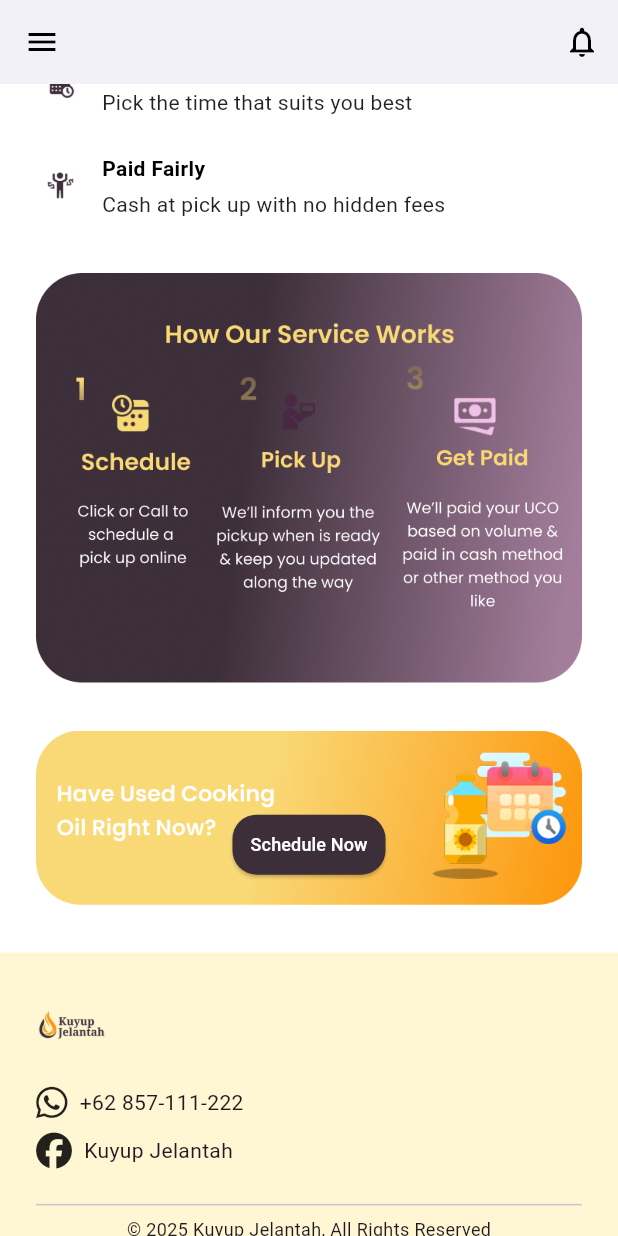
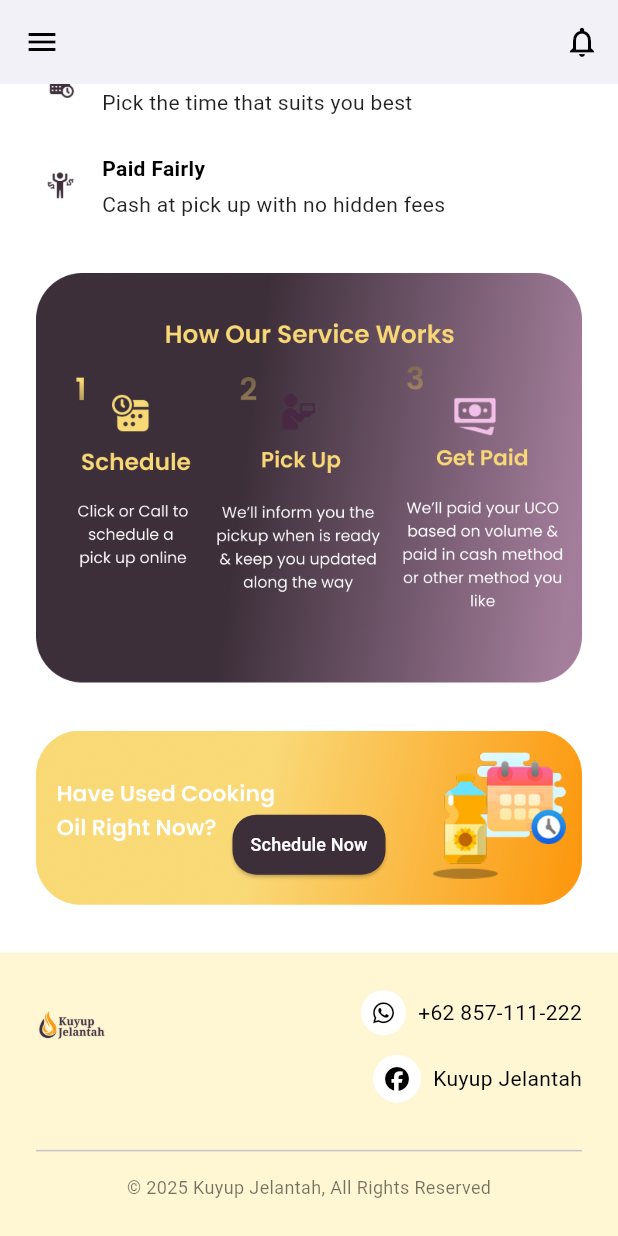
Before and after one commit to bask4ra/kuyupjelantah-mobile, a Flutter app: the DashboardScreen screen opened directly, scrolled down 326 dp, on a phone screen of 412 x 824 dp. Run offline on Flutter 3.47's test engine with Material 3 defaults, Android fonts, the phone set to English and light mode, and no system bars; our stand-ins replace cloud_firestore, firebase_auth, firebase_core, fl_chart, font_awesome_flutter; accounts and stored records are empty.

Commit message:
FIx History n Schedule

```diff
--- a/lib/pages/dashboard_screen.dart
+++ b/lib/pages/dashboard_screen.dart
@@ -1,6 +1,7 @@
 import 'package:flutter/material.dart';
 import 'package:font_awesome_flutter/font_awesome_flutter.dart';
 import '../components/side_drawer.dart';
+import 'schedule_page.dart'; // Import halaman SchedulePage
 
 class DashboardScreen extends StatelessWidget {
   const DashboardScreen({super.key});
@@ -105,7 +106,10 @@ class DashboardScreen extends StatelessWidget {
                           ),
                         ),
                         onPressed: () {
-                          // TODO: Navigasi ke halaman Schedule
+                          Navigator.push(
+                            context,
+                            MaterialPageRoute(builder: (context) => const SchedulePage()),
+                          );
                         },
                         child: const Text(
                           'Schedule Now',
@@ -126,34 +130,32 @@ class DashboardScreen extends StatelessWidget {
               color: const Color(0xFFFFF6D4),
               padding: const EdgeInsets.symmetric(vertical: 24, horizontal: 24),
               child: Column(
-                crossAxisAlignment: CrossAxisAlignment.start,
                 children: [
                   Row(
+                    crossAxisAlignment: CrossAxisAlignment.start,
+                    mainAxisAlignment: MainAxisAlignment.spaceBetween,
                     children: [
+                      // Logo kiri
                       Image.asset('assets/images/secondlogo.png', height: 48),
-                      const SizedBox(width: 16),
+
+                      // Ikon sosial kanan (tumpuk)
+                      Column(
+                        crossAxisAlignment: CrossAxisAlignment.end,
+                        children: [
+                          _buildIconWithText(FontAwesomeIcons.whatsapp, '+62 857-111-222'),
+                          const SizedBox(height: 12),
+                          _buildIconWithText(FontAwesomeIcons.facebook, 'Kuyup Jelantah'),
+                        ],
+                      ),
                     ],
                   ),
-                  const SizedBox(height: 16),
-                  Row(
-                    children: const [
-                      FaIcon(FontAwesomeIcons.whatsapp), SizedBox(width: 8),
-                      Text('+62 857-111-222'),
-                    ],
-                  ),
+                  const SizedBox(height: 24),
+                  const Divider(thickness: 1),
                   const SizedBox(height: 8),
-                  Row(
-                    children: const [
-                      FaIcon(FontAwesomeIcons.facebook), SizedBox(width: 8),
-                      Text('Kuyup Jelantah')
-                    ],
-                  ),
-                  const SizedBox(height: 16),
-                  const Divider(),
                   const Center(
                     child: Text(
                       '© 2025 Kuyup Jelantah, All Rights Reserved',
-                      style: TextStyle(fontSize: 12),
+                      style: TextStyle(fontSize: 12, color: Colors.black54),
                     ),
                   ),
                 ],
@@ -188,4 +190,25 @@ class DashboardScreen extends StatelessWidget {
       ),
     );
   }
+
+  static Widget _buildIconWithText(IconData icon, String text) {
+    return Row(
+      mainAxisSize: MainAxisSize.min,
+      children: [
+        Container(
+          padding: const EdgeInsets.all(8),
+          decoration: const BoxDecoration(
+            shape: BoxShape.circle,
+            color: Colors.white,
+          ),
+          child: FaIcon(icon, size: 16, color: Colors.black),
+        ),
+        const SizedBox(width: 8),
+        Text(
+          text,
+          style: const TextStyle(color: Colors.black),
+        ),
+      ],
+    );
+  }
 }
--- a/lib/pages/schedule_page.dart
+++ b/lib/pages/schedule_page.dart
@@ -157,7 +157,7 @@ class _SchedulePageState extends State<SchedulePage> {
               ),
 
               const SizedBox(height: 20),
-              const Text('Address', style: TextStyle(fontWeight: FontWeight.bold)),
+              const Text('Full Address', style: TextStyle(fontWeight: FontWeight.bold)),
               _buildSemiTransparentTextField(controller: _addressController),
 
               const SizedBox(height: 8),
```
Also changed, not shown: lib/pages/history_page.dart (+15 -10 lines).
